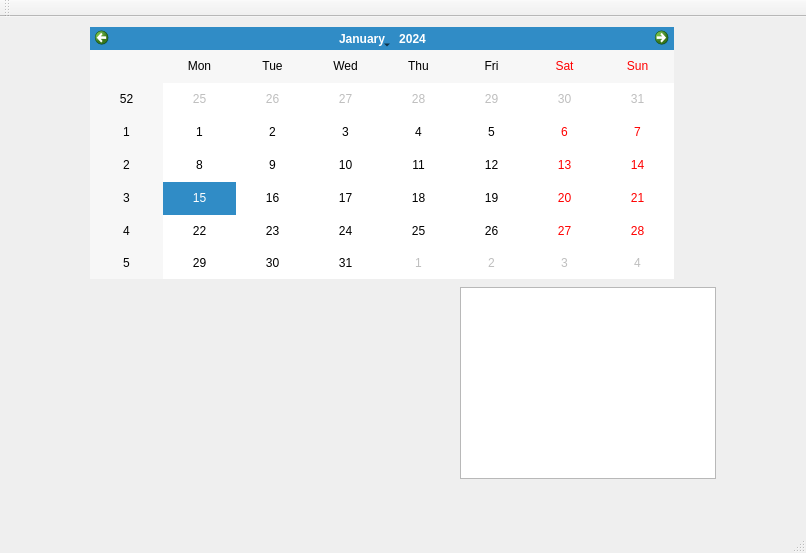
This is Test01/mainwindow.ui in pb880991/QtDemo5.6.3 as Qt 5 draws it before an edit. The edited form follows.
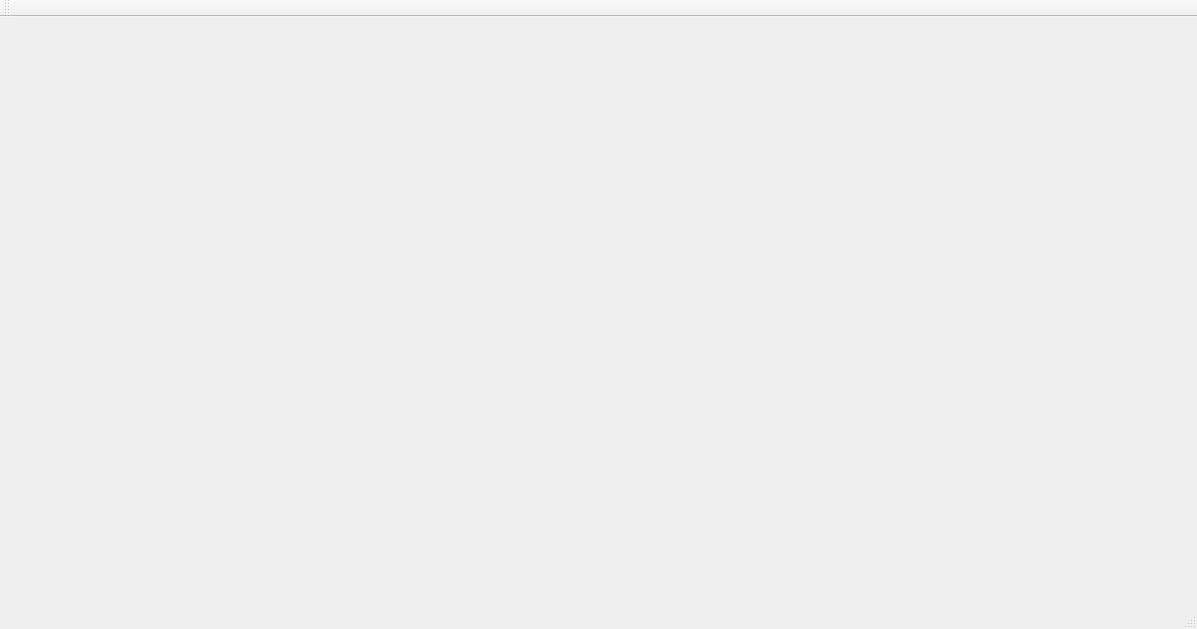
This is the edited form.

Patch:
```diff
--- a/Test01/mainwindow.ui
+++ b/Test01/mainwindow.ui
@@ -6,35 +6,14 @@
    <rect>
     <x>0</x>
     <y>0</y>
-    <width>806</width>
-    <height>553</height>
+    <width>1197</width>
+    <height>629</height>
    </rect>
   </property>
   <property name="windowTitle">
    <string>MainWindow</string>
   </property>
-  <widget class="QWidget" name="centralWidget">
-   <widget class="QListView" name="listView">
-    <property name="geometry">
-     <rect>
-      <x>460</x>
-      <y>270</y>
-      <width>256</width>
-      <height>192</height>
-     </rect>
-    </property>
-   </widget>
-   <widget class="QCalendarWidget" name="calendarWidget">
-    <property name="geometry">
-     <rect>
-      <x>90</x>
-      <y>10</y>
-      <width>584</width>
-      <height>252</height>
-     </rect>
-    </property>
-   </widget>
-  </widget>
+  <widget class="QWidget" name="centralWidget"/>
   <widget class="QMenuBar" name="menuBar">
    <property name="geometry">
     <rect>
```
Left out of the diff: 2 changed lines with no effect on the pictures.
